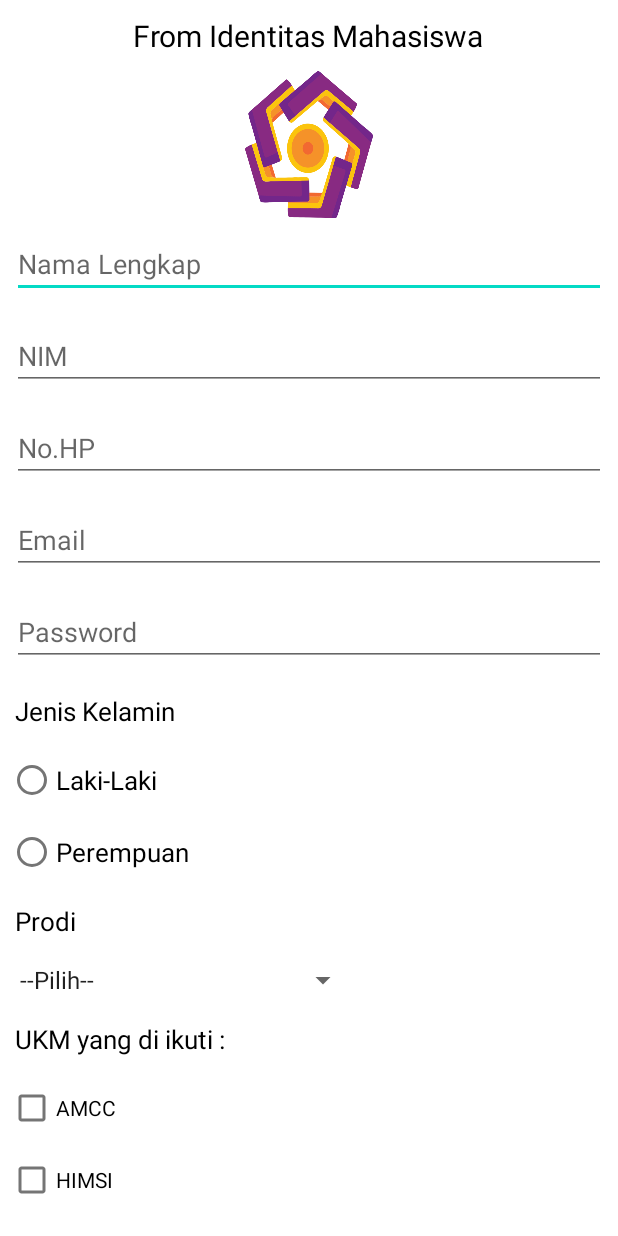
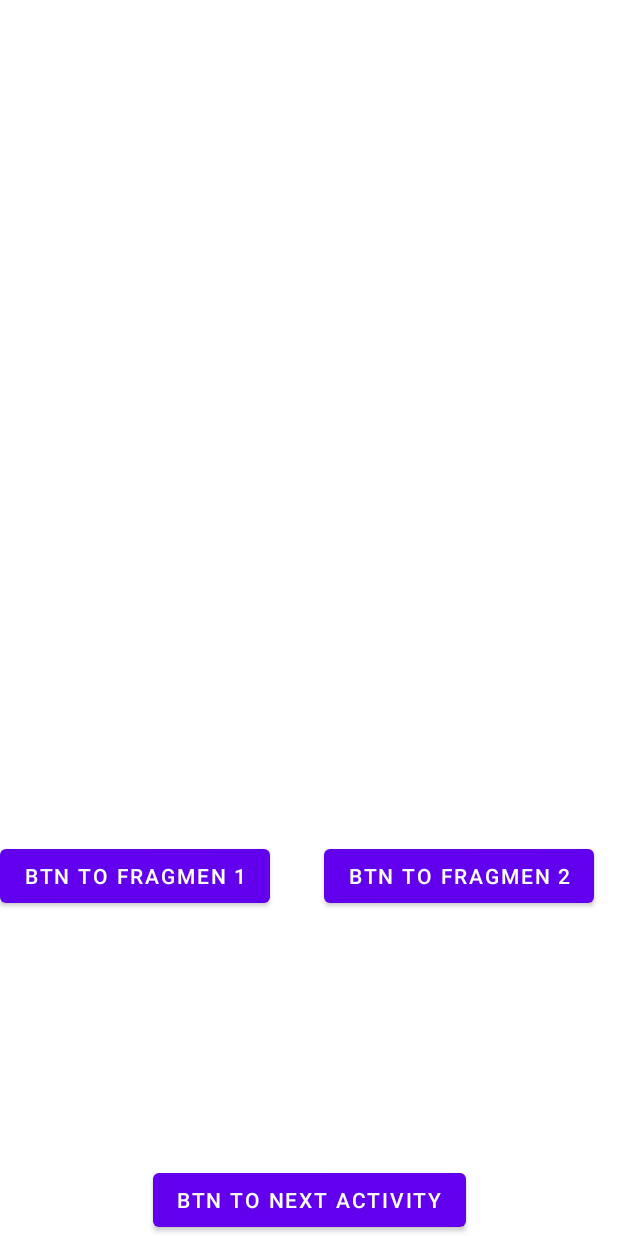
Before and after one commit to Scholes13/recycle, an Android app: the screen it shows after launch (prammfrom before the commit, fragmenActivity after it), on a phone screen of 412 x 824 dp. Run offline under Robolectric (Android 15) with nearby library versions, the phone set to English and light mode, and no system bars.

Commit message:
Update Fragment

```diff
--- /dev/null
+++ b/app/src/main/java/com/example/luck13/fragmenActivity.java
@@ -0,0 +1,55 @@
+package com.example.luck13;
+
+import android.content.Intent;
+import android.os.Bundle;
+import android.view.View;
+import android.widget.Button;
+
+import androidx.appcompat.app.AppCompatActivity;
+import androidx.fragment.app.Fragment;
+import androidx.fragment.app.FragmentManager;
+import androidx.fragment.app.FragmentTransaction;
+
+public class fragmenActivity extends AppCompatActivity {
+
+    Button toNextActivity, toFragment1, toFragment2;
+
+    @Override
+    protected void onCreate(Bundle savedInstanceState) {
+        super.onCreate(savedInstanceState);
+        setContentView(R.layout.activity_fragmen);
+
+        toNextActivity = findViewById(R.id.toNextActivity);
+        toFragment1 = findViewById(R.id.toFragment1);
+        toFragment2 = findViewById(R.id.toFragment2);
+
+        toNextActivity.setOnClickListener(new View.OnClickListener() {
+            @Override
+            public void onClick(View v) {
+                Intent intent = new Intent( fragmenActivity.this, fsecond.class);
+                startActivity(intent);
+            }
+        });
+
+        toFragment1.setOnClickListener(new View.OnClickListener() {
+            @Override
+            public void onClick(View v) { loadFragment (new first());
+            }
+        });
+
+        toFragment2.setOnClickListener(new View.OnClickListener() {
+            @Override
+            public void onClick(View v) {
+                loadFragment (new second());
+            }
+        });
+    }
+
+    private void loadFragment(Fragment fragment){
+
+        FragmentManager fm = getSupportFragmentManager();
+        FragmentTransaction fragmentTransaction = fm.beginTransaction();
+        fragmentTransaction.replace(R.id.container, fragment);
+        fragmentTransaction.commit();
+    }
+}
--- /dev/null
+++ b/app/src/main/res/layout/activity_fragmen.xml
@@ -0,0 +1,51 @@
+<?xml version="1.0" encoding="utf-8"?>
+<androidx.constraintlayout.widget.ConstraintLayout
+    xmlns:android="http://schemas.android.com/apk/res/android"
+    xmlns:app="http://schemas.android.com/apk/res-auto"
+    xmlns:tools="http://schemas.android.com/tools"
+    android:layout_width="match_parent"
+    android:layout_height="match_parent"
+    tools:context=".fragmenActivity">
+
+    <FrameLayout
+        android:id="@+id/container"
+        android:layout_width="match_parent"
+        android:layout_height="300dp"
+        app:layout_constraintBottom_toBottomOf="parent"
+        app:layout_constraintEnd_toEndOf="parent"
+        app:layout_constraintStart_toStartOf="parent"
+        app:layout_constraintTop_toTopOf="parent"/>
+
+    <Button
+        android:id="@+id/toFragment1"
+        android:layout_width="wrap_content"
+        android:layout_height="wrap_content"
+        android:layout_marginTop="560dp"
+        android:text="BTN TO FRAGMEN 1"
+        app:layout_constraintEnd_toEndOf="parent"
+        app:layout_constraintHorizontal_bias="0.0"
+        app:layout_constraintStart_toStartOf="parent"
+        app:layout_constraintTop_toTopOf="parent" />
+
+    <Button
+        android:id="@+id/toFragment2"
+        android:layout_width="wrap_content"
+        android:layout_height="wrap_content"
+        android:layout_marginTop="560dp"
+        android:text="BTN TO FRAGMEN 2"
+        app:layout_constraintEnd_toEndOf="parent"
+        app:layout_constraintHorizontal_bias="0.931"
+        app:layout_constraintStart_toStartOf="parent"
+        app:layout_constraintTop_toTopOf="parent" />
+
+    <Button
+        android:id="@+id/toNextActivity"
+        android:layout_width="wrap_content"
+        android:layout_height="wrap_content"
+        android:layout_marginTop="24dp"
+        android:text="BTN TO NEXT ACTIVITY"
+        app:layout_constraintBottom_toBottomOf="parent"
+        app:layout_constraintEnd_toEndOf="parent"
+        app:layout_constraintStart_toStartOf="parent"/>
+
+</androidx.constraintlayout.widget.ConstraintLayout>
--- a/app/src/main/res/layout/activity_prammfrom.xml
+++ b/app/src/main/res/layout/activity_prammfrom.xml
@@ -89,12 +89,14 @@
             android:layout_marginStart="5dp">
 
             <RadioButton
+                android:id="@+id/rbPria"
                 android:layout_width="wrap_content"
                 android:layout_height="wrap_content"
                 android:text="Laki-Laki"
                 android:textSize="17sp" />
 
             <RadioButton
+                android:id="@+id/rbWanita"
                 android:layout_width="wrap_content"
                 android:layout_height="wrap_content"
                 android:text="Perempuan"
@@ -111,6 +113,7 @@
             android:textSize="17sp" />
 
         <Spinner
+            android:id="@+id/spinner"
             android:layout_width="wrap_content"
             android:layout_height="wrap_content"
             android:layout_margin="5dp"
@@ -126,18 +129,21 @@
             android:textSize="17sp" />
 
         <CheckBox
+            android:id="@+id/amcc"
             android:layout_width="wrap_content"
             android:layout_height="wrap_content"
             android:layout_marginStart="5dp"
             android:text="AMCC" />
 
         <CheckBox
+            android:id="@+id/himsi"
             android:layout_width="wrap_content"
             android:layout_height="wrap_content"
             android:layout_marginStart="5dp"
             android:text="HIMSI" />
 
         <CheckBox
+            android:id="@+id/koma"
             android:layout_width="wrap_content"
             android:layout_height="wrap_content"
             android:layout_marginStart="5dp"
--- a/app/src/main/res/values/strings.xml
+++ b/app/src/main/res/values/strings.xml
@@ -1,5 +1,5 @@
 <resources>
-    <string name="app_name">Amikom Form</string>
+    <string name="app_name">Amikom Fragment</string>
 
     <string-array name="prodi">
         <item>--Pilih--</item>
```
Also changed, not shown: app/src/main/AndroidManifest.xml (+7 -5 lines), app/src/main/java/com/example/luck13/first.java (added, +63 -0 lines), app/src/main/java/com/example/luck13/fsecond.java (renamed from app/src/main/java/com/example/luck13/MainActivity.java, +4 -4 lines), app/src/main/java/com/example/luck13/outputform.java (added, +50 -0 lines), app/src/main/java/com/example/luck13/prammfrom.java (+71 -19 lines), app/src/main/java/com/example/luck13/second.java (added, +63 -0 lines), app/src/main/res/layout/activity_fsecond.xml (added, +21 -0 lines), app/src/main/res/layout/activity_main.xml (deleted, +0 -40 lines), app/src/main/res/layout/activity_outputform.xml (added, +122 -0 lines), app/src/main/res/layout/fragment_first.xml (added, +17 -0 lines), app/src/main/res/layout/fragment_second.xml (added, +17 -0 lines).
